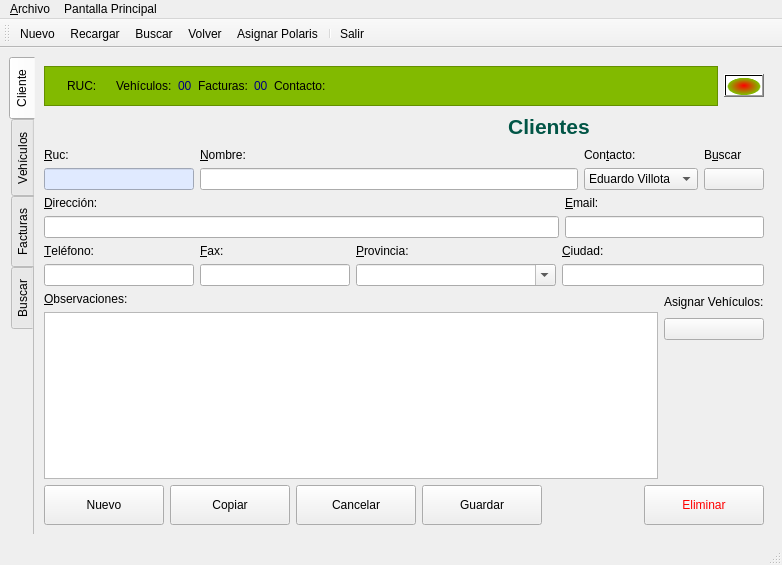
Above: aplicacion/plantillas/frm_cliente.ui from eduardouio/gelvsrm before the change. Below: the same form after it.
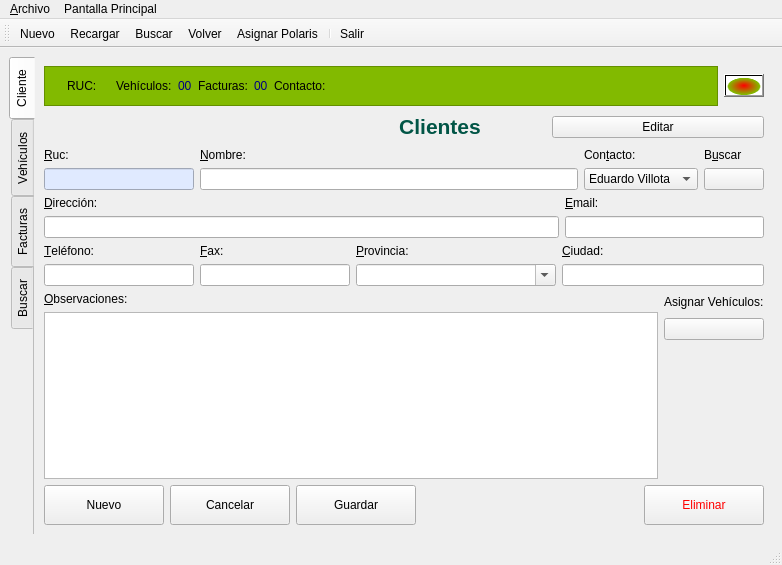
That is the form after the change. Icons and pictures are not drawn.

Commit message: Queda pendiente el metodo cear al momento tenemos que crear tres funciones para obtener objetos

The edit to the form file:
```diff
--- a/aplicacion/plantillas/frm_cliente.ui
+++ b/aplicacion/plantillas/frm_cliente.ui
@@ -455,6 +455,17 @@
               </property>
              </widget>
             </item>
+            <item>
+             <widget class="QPushButton" name="btn_editar">
+              <property name="text">
+               <string>Editar</string>
+              </property>
+              <property name="icon">
+               <iconset resource="polaris.qrc">
+                <normaloff>:/Icons/icons/pencil2.png</normaloff>:/Icons/icons/pencil2.png</iconset>
+              </property>
+             </widget>
+            </item>
            </layout>
           </item>
           <item>
@@ -835,30 +846,6 @@
               </property>
              </widget>
             </item>
-            <item>
-             <widget class="QPushButton" name="btn_copiar">
-              <property name="minimumSize">
-               <size>
-                <width>120</width>
-                <height>40</height>
-               </size>
-              </property>
-              <property name="maximumSize">
-               <size>
-                <width>120</width>
-                <height>40</height>
-               </size>
-              </property>
-              <property name="text">
-               <string>Copiar</string>
-              </property>
-              <property name="icon">
-               <iconset>
-                <normaloff>:/Icons/icons/document_multiple.png</normaloff>
-                <normalon>:/Icons/icons/editpaste.png</normalon>:/Icons/icons/document_multiple.png</iconset>
-              </property>
-             </widget>
-            </item>
             <item>
              <widget class="QPushButton" name="btn_cancelar">
               <property name="minimumSize">
```
Left out of the diff: 53 changed lines with no effect on the pictures. The commit also changes 2 other files.
